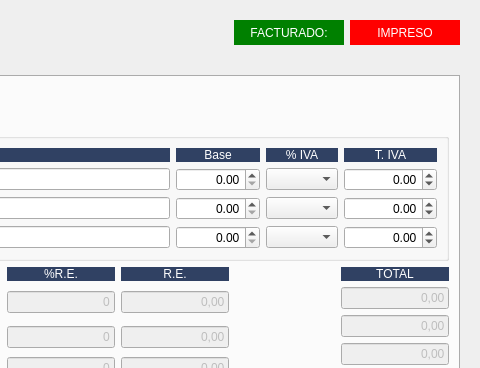
Old version of the form Zona_Ventas/frmalbaran.ui in the repository arcnexus/RedFoX; both pictures show x 737 to 1217 and y 0 to 368 of the 1217 by 642 pixel window.
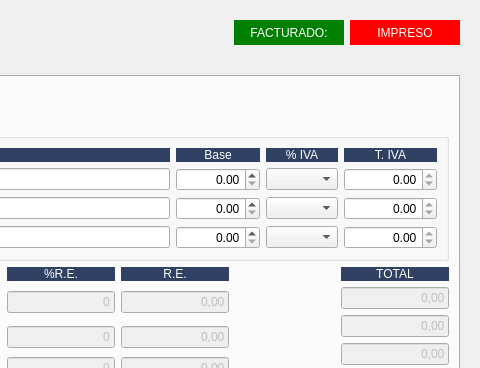
New version of the form. The open tabs and pages were chosen to show the change. Icons and pictures are not drawn.

Commit message: Rev focus & tab stops

```diff
--- a/Zona_Ventas/frmalbaran.ui
+++ b/Zona_Ventas/frmalbaran.ui
@@ -2829,6 +2829,9 @@
                 <property name="alignment">
                  <set>Qt::AlignRight|Qt::AlignTrailing|Qt::AlignVCenter</set>
                 </property>
+                <property name="readOnly">
+                 <bool>true</bool>
+                </property>
                 <property name="minimum">
                  <double>-100000000.000000000000000</double>
                 </property>
@@ -2879,6 +2882,9 @@
                 <property name="alignment">
                  <set>Qt::AlignRight|Qt::AlignTrailing|Qt::AlignVCenter</set>
                 </property>
+                <property name="readOnly">
+                 <bool>true</bool>
+                </property>
                 <property name="minimum">
                  <double>-100000000.000000000000000</double>
                 </property>
@@ -2945,6 +2951,9 @@
                 <property name="alignment">
                  <set>Qt::AlignRight|Qt::AlignTrailing|Qt::AlignVCenter</set>
                 </property>
+                <property name="readOnly">
+                 <bool>true</bool>
+                </property>
                 <property name="minimum">
                  <double>-100000000.000000000000000</double>
                 </property>
```
Left out of the diff: 182 changed lines with no effect on the pictures. The commit also changes 3 other files.
